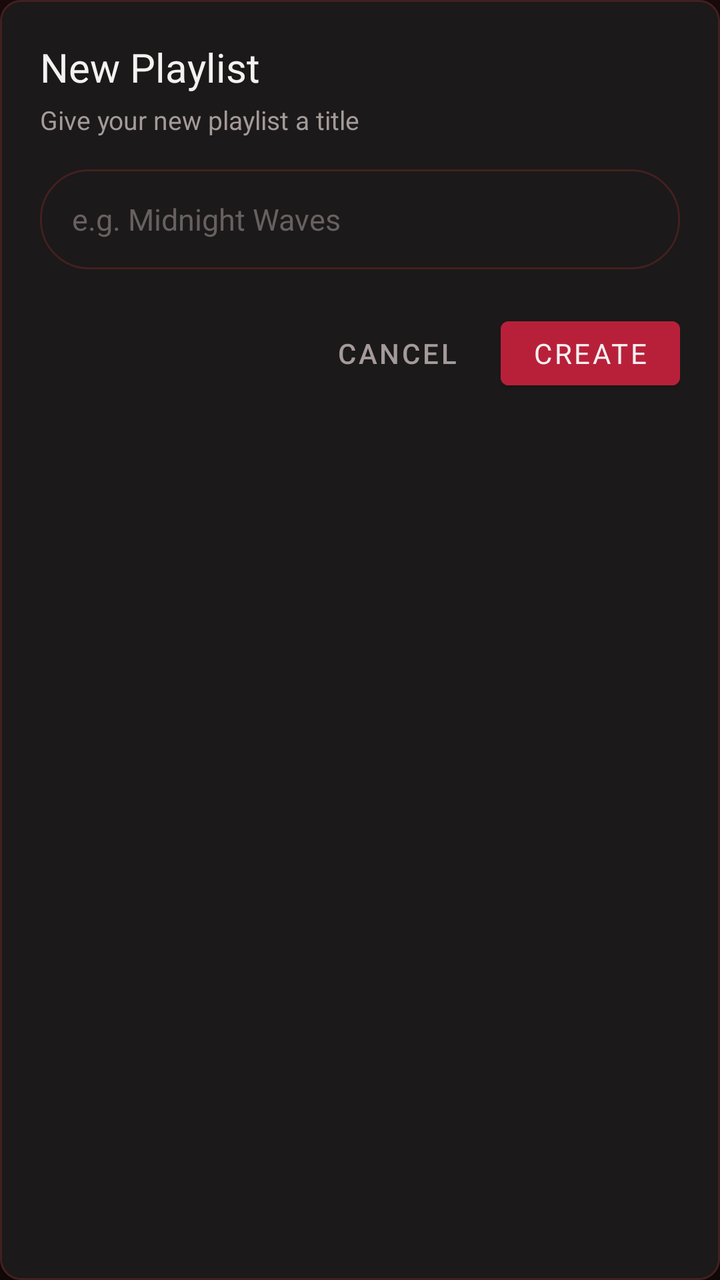
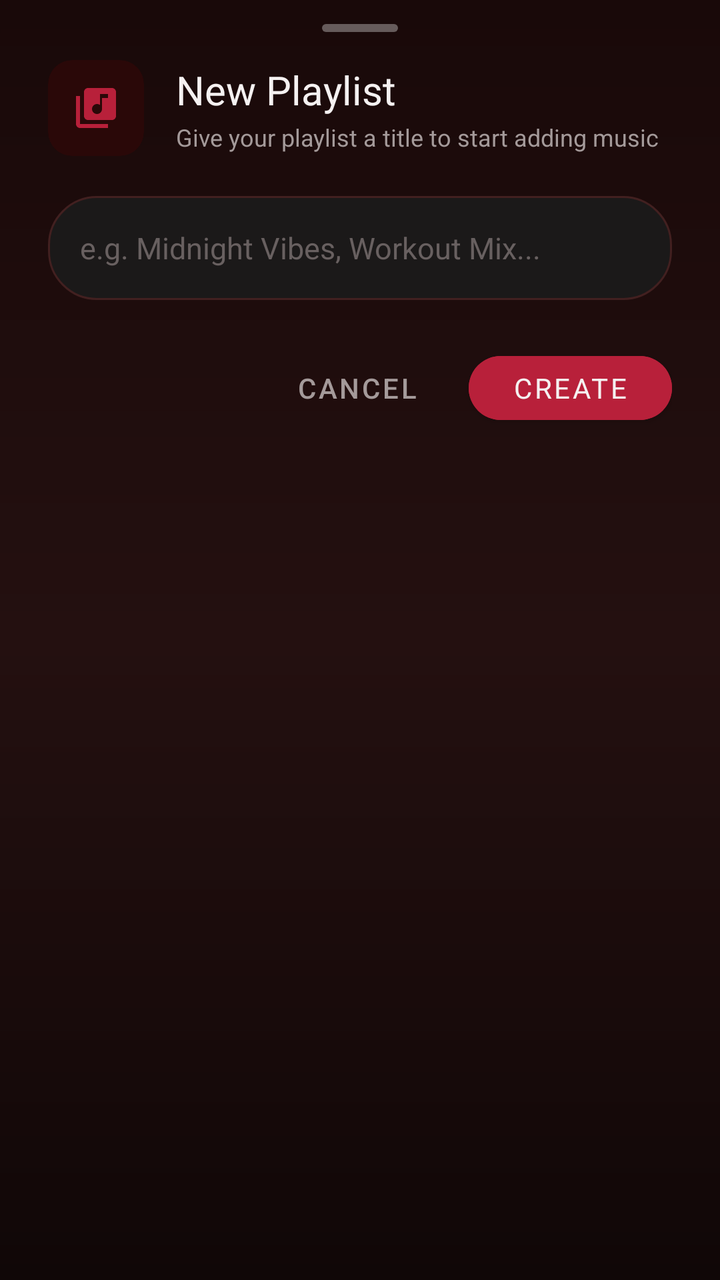

Before-and-after screenshots of an Android layout around one commit, followed by the original layout XML and the change that was made.
<!-- AndroidManifest.xml: application theme Theme.BraveMusicPlayer -->
<!-- res/layout/dialog_create_playlist.xml -->
<?xml version="1.0" encoding="utf-8"?>
<LinearLayout xmlns:android="http://schemas.android.com/apk/res/android"
    xmlns:app="http://schemas.android.com/apk/res-auto"
    android:layout_width="match_parent"
    android:layout_height="wrap_content"
    android:background="@drawable/bg_rounded_card"
    android:orientation="vertical"
    android:padding="20dp">

    <TextView
        android:id="@+id/tvCreatePlaylistTitle"
        android:layout_width="wrap_content"
        android:layout_height="wrap_content"
        android:fontFamily="@font/youtube_sans_bold_font"
        android:text="New Playlist"
        android:textColor="@color/textPrimary"
        android:textSize="20sp" />

    <TextView
        android:id="@+id/tvCreatePlaylistSubtitle"
        android:layout_width="wrap_content"
        android:layout_height="wrap_content"
        android:layout_marginTop="4dp"
        android:fontFamily="sans-serif"
        android:text="Give your new playlist a title"
        android:textColor="@color/textSecondary"
        android:textSize="13sp" />

    <EditText
        android:id="@+id/etPlaylistNameInput"
        android:layout_width="match_parent"
        android:layout_height="50dp"
        android:layout_marginTop="16dp"
        android:background="@drawable/bg_search_input_explore"
        android:fontFamily="sans-serif"
        android:hint="e.g. Midnight Waves"
        android:imeOptions="actionDone"
        android:inputType="textCapSentences"
        android:maxLines="1"
        android:paddingStart="16dp"
        android:paddingEnd="16dp"
        android:singleLine="true"
        android:textColor="@color/textPrimary"
        android:textColorHint="@color/textDisabled"
        android:contentDescription="Playlist title"
        android:textSize="15sp" />

    <LinearLayout
        android:layout_width="match_parent"
        android:layout_height="wrap_content"
        android:layout_marginTop="20dp"
        android:gravity="end"
        android:orientation="horizontal">

        <Button
            android:id="@+id/btnCancelCreatePlaylist"
            style="@style/Widget.MaterialComponents.Button.TextButton"
            android:layout_width="wrap_content"
            android:layout_height="44dp"
            android:minHeight="44dp"
            android:fontFamily="sans-serif-medium"
            android:text="Cancel"
            android:textColor="@color/textSecondary"
            android:textSize="14sp" />

        <Button
            android:id="@+id/btnConfirmCreatePlaylist"
            style="@style/Widget.MaterialComponents.Button"
            android:layout_width="wrap_content"
            android:layout_height="44dp"
            android:minHeight="44dp"
            android:layout_marginStart="8dp"
            android:backgroundTint="@color/accentPrimary"
            android:fontFamily="sans-serif-bold"
            android:text="Create"
            android:textColor="@color/textPrimary"
            android:textSize="14sp" />
    </LinearLayout>
</LinearLayout>
<!-- resources referenced by this layout -->
<resources>
  <color name="accentPrimary">#B8203A</color>
  <color name="textDisabled">#686060</color>
  <color name="textPrimary">#F5F1F1</color>
  <color name="textSecondary">#A49A9A</color>
  <!-- drawable bg_rounded_card (drawable) -->
  <?xml version="1.0" encoding="utf-8"?>
  <shape xmlns:android="http://schemas.android.com/apk/res/android"
      android:shape="rectangle">
      <corners android:radius="10dp" />
      <solid android:color="@color/surfaceCard" />
      <stroke
          android:width="1dp"
          android:color="@color/borderSubtle" />
  </shape>
  <!-- drawable bg_search_input_explore (drawable) -->
  <?xml version="1.0" encoding="utf-8"?>
  <shape xmlns:android="http://schemas.android.com/apk/res/android"
      android:shape="rectangle">
      <solid android:color="@color/surfaceCard" />
      <stroke
          android:width="1dp"
          android:color="@color/borderSubtle" />
      <corners android:radius="24dp" />
  </shape>
  <color name="surfaceCard">#1B1919</color>
  <color name="borderSubtle">#422020</color>
  <color name="accentPressed">#8F1830</color>
  <color name="background">#100707</color>
  <color name="backgroundSecondary">#190909</color>
  <!-- drawable bg_ytm_gradient (drawable) -->
  <?xml version="1.0" encoding="utf-8"?>
  <shape xmlns:android="http://schemas.android.com/apk/res/android"
      android:shape="rectangle">
      <gradient
          android:angle="270"
          android:startColor="@color/backgroundSecondary"
          android:endColor="@color/background"
          android:type="linear" />
  </shape>
  <style name="MelodyBottomSheetDialogTheme" parent="Theme.Design.Light.BottomSheetDialog">
          <item name="bottomSheetStyle">@style/MelodyBottomSheetStyle</item>
          <item name="android:windowIsFloating">false</item>
          <item name="android:navigationBarColor">@color/backgroundSecondary</item>
          <item name="android:windowLightNavigationBar" tools:targetApi="27">false</item>
      </style>
  <style name="MelodyBottomSheetStyle" parent="Widget.Design.BottomSheet.Modal">
          <item name="android:background">@android:color/transparent</item>
      </style>
  <!-- unchanged entries left out for length: 1 -->
</resources>

<!-- the commit's change to res/layout/dialog_create_playlist.xml (unified diff, before → after) -->
@@ -3,77 +3,128 @@
     xmlns:app="http://schemas.android.com/apk/res-auto"
     android:layout_width="match_parent"
     android:layout_height="wrap_content"
-    android:background="@drawable/bg_rounded_card"
+    android:background="@drawable/bg_now_playing_sheet"
     android:orientation="vertical"
-    android:padding="20dp">
+    android:paddingTop="8dp"
+    android:paddingBottom="24dp">
 
-    <TextView
-        android:id="@+id/tvCreatePlaylistTitle"
-        android:layout_width="wrap_content"
-        android:layout_height="wrap_content"
-        android:fontFamily="@font/youtube_sans_bold_font"
-        android:text="New Playlist"
-        android:textColor="@color/textPrimary"
-        android:textSize="20sp" />
+    
+    <View
+        android:layout_width="38dp"
+        android:layout_height="4dp"
+        android:layout_gravity="center_horizontal"
+        android:layout_marginTop="4dp"
+        android:layout_marginBottom="14dp"
+        android:background="@drawable/single_bar_drag_handle" />
 
-    <TextView
-        android:id="@+id/tvCreatePlaylistSubtitle"
-        android:layout_width="wrap_content"
-        android:layout_height="wrap_content"
-        android:layout_marginTop="4dp"
-        android:fontFamily="sans-serif"
-        android:text="Give your new playlist a title"
-        android:textColor="@color/textSecondary"
-        android:textSize="13sp" />
-
-    <EditText
-        android:id="@+id/etPlaylistNameInput"
-        android:layout_width="match_parent"
-        android:layout_height="50dp"
-        android:layout_marginTop="16dp"
-        android:background="@drawable/bg_search_input_explore"
-        android:fontFamily="sans-serif"
-        android:hint="e.g. Midnight Waves"
-        android:imeOptions="actionDone"
-        android:inputType="textCapSentences"
-        android:maxLines="1"
-        android:paddingStart="16dp"
-        android:paddingEnd="16dp"
-        android:singleLine="true"
-        android:textColor="@color/textPrimary"
-        android:textColorHint="@color/textDisabled"
-        android:contentDescription="Playlist title"
-        android:textSize="15sp" />
-
+    
     <LinearLayout
         android:layout_width="match_parent"
         android:layout_height="wrap_content"
-        android:layout_marginTop="20dp"
-        android:gravity="end"
-        android:orientation="horizontal">
+        android:orientation="vertical"
+        android:paddingStart="24dp"
+        android:paddingEnd="24dp">
 
-        <Button
-            android:id="@+id/btnCancelCreatePlaylist"
-            style="@style/Widget.MaterialComponents.Button.TextButton"
-            android:layout_width="wrap_content"
-            android:layout_height="44dp"
-            android:minHeight="44dp"
-            android:fontFamily="sans-serif-medium"
-            android:text="Cancel"
-            android:textColor="@color/textSecondary"
-            android:textSize="14sp" />
+        <LinearLayout
+            android:layout_width="match_parent"
+            android:layout_height="wrap_content"
+            android:gravity="center_vertical"
+            android:orientation="horizontal">
 
-        <Button
-            android:id="@+id/btnConfirmCreatePlaylist"
-            style="@style/Widget.MaterialComponents.Button"
-            android:layout_width="wrap_content"
-            android:layout_height="44dp"
-            android:minHeight="44dp"
-            android:layout_marginStart="8dp"
-            android:backgroundTint="@color/accentPrimary"
-            android:fontFamily="sans-serif-bold"
-            android:text="Create"
+            <androidx.cardview.widget.CardView
+                android:layout_width="48dp"
+                android:layout_height="48dp"
+                app:cardBackgroundColor="#2A0808"
+                app:cardCornerRadius="12dp"
+                app:cardElevation="0dp">
+
+                <ImageView
+                    android:layout_width="match_parent"
+                    android:layout_height="match_parent"
+                    android:importantForAccessibility="no"
+                    android:padding="12dp"
+                    android:src="@drawable/ic_library_music"
+                    app:tint="@color/accentPrimary" />
+            </androidx.cardview.widget.CardView>
+
+            <LinearLayout
+                android:layout_width="0dp"
+                android:layout_height="wrap_content"
+                android:layout_marginStart="16dp"
+                android:layout_weight="1"
+                android:orientation="vertical">
+
+                <TextView
+                    android:id="@+id/tvCreatePlaylistTitle"
+                    android:layout_width="wrap_content"
+                    android:layout_height="wrap_content"
+                    android:fontFamily="@font/youtube_sans_bold_font"
+                    android:text="New Playlist"
+                    android:textColor="@color/textPrimary"
+                    android:textSize="20sp" />
+
+                <TextView
+                    android:id="@+id/tvCreatePlaylistSubtitle"
+                    android:layout_width="wrap_content"
+                    android:layout_height="wrap_content"
+                    android:layout_marginTop="2dp"
+                    android:fontFamily="sans-serif"
+                    android:text="Give your playlist a title to start adding music"
+                    android:textColor="@color/textSecondary"
+                    android:textSize="12sp" />
+            </LinearLayout>
+        </LinearLayout>
+
+        <EditText
+            android:id="@+id/etPlaylistNameInput"
+            android:layout_width="match_parent"
+            android:layout_height="52dp"
+            android:layout_marginTop="20dp"
+            android:background="@drawable/bg_search_input_explore"
+            android:contentDescription="Playlist title"
+            android:fontFamily="sans-serif"
+            android:hint="e.g. Midnight Vibes, Workout Mix..."
+            android:imeOptions="actionDone"
+            android:inputType="textCapSentences"
+            android:maxLines="1"
+            android:paddingStart="16dp"
+            android:paddingEnd="16dp"
+            android:singleLine="true"
             android:textColor="@color/textPrimary"
-            android:textSize="14sp" />
+            android:textColorHint="@color/textDisabled"
+            android:textSize="15sp" />
+
+        <LinearLayout
+            android:layout_width="match_parent"
+            android:layout_height="wrap_content"
+            android:layout_marginTop="22dp"
+            android:gravity="end"
+            android:orientation="horizontal">
+
+            <Button
+                android:id="@+id/btnCancelCreatePlaylist"
+                style="@style/Widget.MaterialComponents.Button.TextButton"
+                android:layout_width="wrap_content"
+                android:layout_height="44dp"
+                android:fontFamily="sans-serif-medium"
+                android:text="Cancel"
+                android:textColor="@color/textSecondary"
+                android:textSize="14sp" />
+
+            <com.google.android.material.button.MaterialButton
+                android:id="@+id/btnConfirmCreatePlaylist"
+                style="@style/Widget.MaterialComponents.Button"
+                android:layout_width="wrap_content"
+                android:layout_height="44dp"
+                android:layout_marginStart="12dp"
+                android:backgroundTint="@color/accentPrimary"
+                android:fontFamily="sans-serif-bold"
+                android:paddingStart="22dp"
+                android:paddingEnd="22dp"
+                android:text="Create"
+                android:textColor="@color/textPrimary"
+                android:textSize="14sp"
+                app:cornerRadius="22dp" />
+        </LinearLayout>
     </LinearLayout>
 </LinearLayout>
<!-- resource entries referenced after the edit -->
@@ -4,15 +4,19 @@
   <color name="textDisabled">#686060</color>
   <color name="textPrimary">#F5F1F1</color>
   <color name="textSecondary">#A49A9A</color>
-  <!-- drawable bg_rounded_card (drawable) -->
+  <!-- drawable bg_now_playing_sheet (drawable) -->
   <?xml version="1.0" encoding="utf-8"?>
   <shape xmlns:android="http://schemas.android.com/apk/res/android"
       android:shape="rectangle">
-      <corners android:radius="10dp" />
-      <solid android:color="@color/surfaceCard" />
-      <stroke
-          android:width="1dp"
-          android:color="@color/borderSubtle" />
+      <gradient
+          android:angle="270"
+          android:startColor="@color/backgroundSecondary"
+          android:centerColor="@color/surfaceElevated"
+          android:endColor="@color/background"
+          android:type="linear" />
+      <corners
+          android:topLeftRadius="20dp"
+          android:topRightRadius="20dp" />
   </shape>
   <!-- drawable bg_search_input_explore (drawable) -->
   <?xml version="1.0" encoding="utf-8"?>
@@ -24,11 +28,32 @@
           android:color="@color/borderSubtle" />
       <corners android:radius="24dp" />
   </shape>
+  <!-- drawable ic_library_music (drawable) -->
+  <vector xmlns:android="http://schemas.android.com/apk/res/android"
+      android:width="24dp"
+      android:height="24dp"
+      android:viewportWidth="24"
+      android:viewportHeight="24">
+      <path
+          android:fillColor="#FFFFFFFF"
+          android:pathData="M20,2H8c-1.1,0 -2,0.9 -2,2v12c0,1.1 0.9,2 2,2h12c1.1,0 2,-0.9 2,-2V4c0,-1.1 -0.9,-2 -2,-2zm-2,5h-3v5.5c0,1.38 -1.12,2.5 -2.5,2.5S10,13.88 10,12.5s1.12,-2.5 2.5,-2.5c0.57,0 1.08,0.19 1.5,0.51V5h4v2zM4,6H2v14c0,1.1 0.9,2 2,2h14v-2H4V6z"/>
+  </vector>
+  <!-- drawable single_bar_drag_handle (drawable) -->
+  <?xml version="1.0" encoding="utf-8"?>
+  <shape android:shape="rectangle"
+    xmlns:android="http://schemas.android.com/apk/res/android">
+      <corners android:radius="3.0dp" />
+      <solid android:color="#55FFFFFF" />
+      <size android:height="@dimen/yt_sys_measurement_size_min" android:width="@dimen/yt_sys_measurement_size_hero" />
+  </shape>
   <color name="surfaceCard">#1B1919</color>
   <color name="borderSubtle">#422020</color>
+  <dimen name="yt_sys_measurement_size_min">4dp</dimen>
+  <dimen name="yt_sys_measurement_size_hero">40dp</dimen>
   <color name="accentPressed">#8F1830</color>
   <color name="background">#100707</color>
   <color name="backgroundSecondary">#190909</color>
+  <color name="surfaceElevated">#241010</color>
   <!-- drawable bg_ytm_gradient (drawable) -->
   <?xml version="1.0" encoding="utf-8"?>
   <shape xmlns:android="http://schemas.android.com/apk/res/android"
